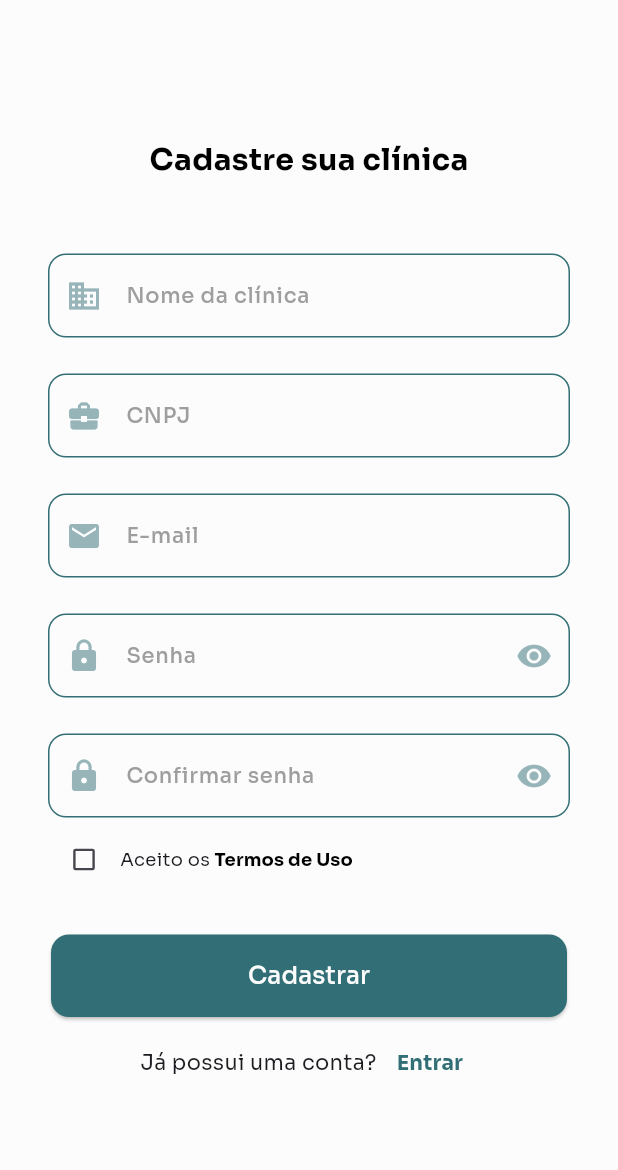
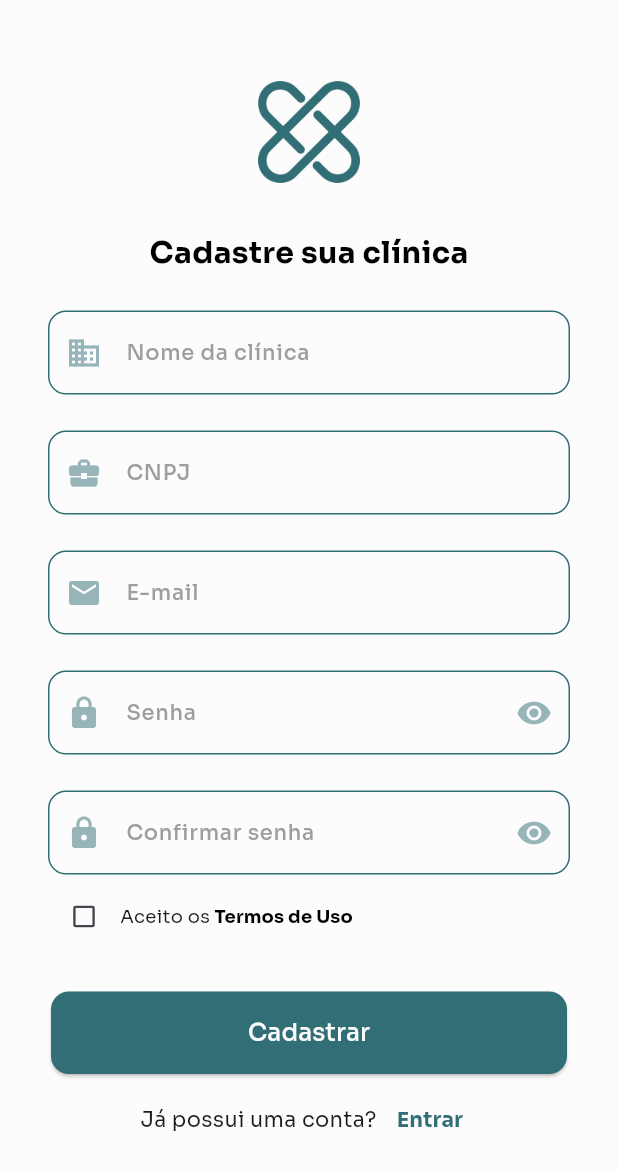
Before and after one commit to franbs2/lasercare, a Flutter app: the screen it shows after launch, on a phone screen of 412 x 824 dp. Shown: the top 1170 px of the screen. Run offline on Flutter 3.47's test engine with Material 3 defaults, Android fonts, the phone set to English and light mode, and no system bars; our stand-ins replace google_fonts, mask_text_input_formatter.

```diff
--- a/lasercare/lib/presentation/view/register_page.dart
+++ b/lasercare/lib/presentation/view/register_page.dart
@@ -1,7 +1,10 @@
 import 'package:flutter/material.dart';
 import 'package:lasercare/core/app_colors.dart';
 import 'package:lasercare/core/app_formatter_input.dart';
+import 'package:lasercare/core/app_images.dart';
 import 'package:lasercare/core/app_strings.dart';
+import 'package:lasercare/presentation/widgets/app_auth_navigation.dart';
+import 'package:lasercare/presentation/widgets/app_button_primary.dart';
 import 'package:lasercare/presentation/widgets/app_text_form.dart';
 
 class RegisterPage extends StatefulWidget {
@@ -30,10 +33,12 @@ class _RegisterPageState extends State<RegisterPage> {
       body: Center(
         child: SingleChildScrollView(
           child: Padding(
-            padding: const EdgeInsets.symmetric(horizontal: 32),
+            padding: const EdgeInsets.symmetric(horizontal: 32, vertical: 32),
             child: Column(
               mainAxisAlignment: MainAxisAlignment.center,
               children: [
+                Image.asset(AppImages.curativeLogo, width: 68, height: 68),
+                const SizedBox(height: 32),
                 const Text(
                   AppStrings.registerYourClinic,
                   style: TextStyle(
@@ -47,7 +52,6 @@ class _RegisterPageState extends State<RegisterPage> {
                   key: _keyForm,
                   child: Column(
                     children: [
-                      const SizedBox(height: 24),
                       AppTextForm(
                         controller: _nameController,
                         labelText: AppStrings.nameClinic,
@@ -125,7 +129,7 @@ class _RegisterPageState extends State<RegisterPage> {
                       Row(
                         children: [
                           Transform.scale(
-                            scale: 0.8, // Ajusta o tamanho do Checkbox
+                            scale: 0.8,
                             child: Checkbox(
                               checkColor: Colors.white,
                               activeColor: AppColors.primaryColor,
@@ -162,45 +166,17 @@ class _RegisterPageState extends State<RegisterPage> {
                 Padding(
                   padding: const EdgeInsets.all(2.0),
                   child: SizedBox(
-                    width: double.infinity,
-                    child: ElevatedButton(
-                      onPressed: () {},
-                      style: ElevatedButton.styleFrom(
-                        backgroundColor: AppColors.primaryColor,
-                        padding: const EdgeInsets.symmetric(vertical: 16),
-                        shape: RoundedRectangleBorder(
-                          borderRadius: BorderRadius.circular(12),
-                        ),
-                      ),
-                      child: Text(
-                        AppStrings.register,
-                        style: TextStyle(
-                            fontSize: 16, color: AppColors.tertiaryColor),
-                      ),
-                    ),
-                  ),
+                      width: double.infinity,
+                      child: AppButtonPrimary(
+                        textButton: AppStrings.register,
+                        onPressed: () {},
+                      )),
                 ),
                 const SizedBox(height: 4),
-                Row(
-                  mainAxisAlignment: MainAxisAlignment.center,
-                  children: [
-                    const Text(AppStrings.alreadyHaveAnAccount,
-                        style: TextStyle(fontSize: 14)),
-                    TextButton(
-                      style: TextButton.styleFrom(
-                        padding: EdgeInsets.zero,
-                      ),
-                      onPressed: () {},
-                      child: Text(
-                        AppStrings.login,
-                        style: TextStyle(
-                            color: AppColors.primaryColor,
-                            fontSize: 14,
-                            fontWeight: FontWeight.bold),
-                      ),
-                    ),
-                  ],
-                ),
+                AppAuthNavigation(
+                    text: AppStrings.alreadyHaveAnAccount,
+                    actionText: AppStrings.login,
+                    onPressed: () {}),
               ],
             ),
           ),
```
Also changed, not shown: lasercare/lib/presentation/view/login_page.dart (+99 -2 lines).
